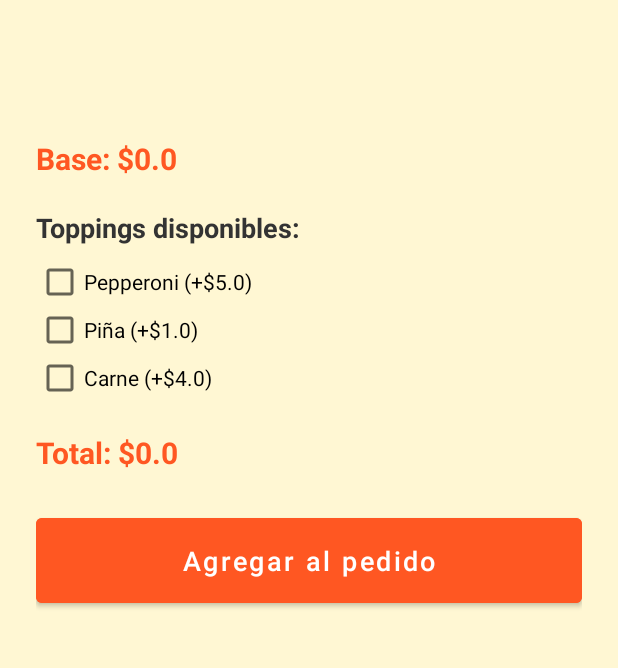
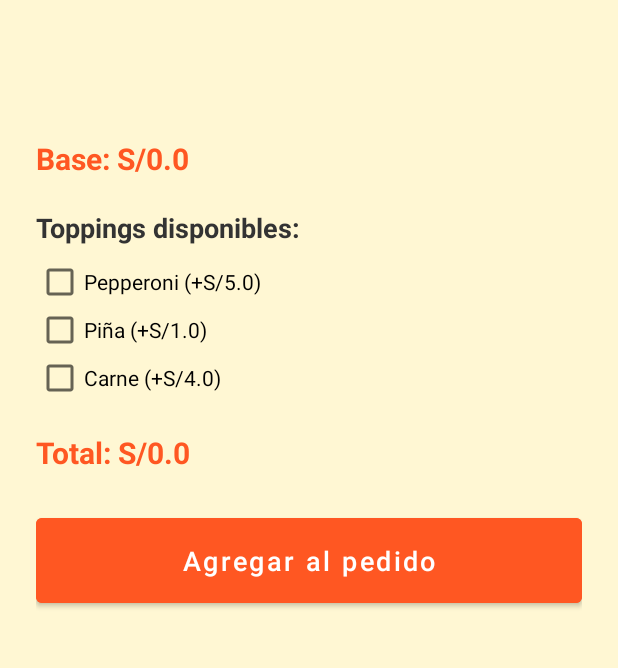
Before and after one commit to PaoloDiazG/Mamma_Pasta, an Android app: the DetallePizzaActivity screen opened directly, with no data from a screen before it, on a phone screen of 412 x 824 dp, the part 451-1119 px from its top. Run offline under Robolectric (Android 15) with nearby library versions, the phone set to English and light mode, and no system bars; 1 statement that could not run was skipped.

Commit message:
Septima version estable - Cambio a soles y verificacion al cerrar sesion

```diff
--- a/app/src/main/java/com/mammapasta/builder/ConstruirPizzaActivity.java
+++ b/app/src/main/java/com/mammapasta/builder/ConstruirPizzaActivity.java
@@ -63,7 +63,7 @@ public class ConstruirPizzaActivity extends AppCompatActivity {
 
         for (Topping topping : toppingsList) {
             CheckBox checkBox = new CheckBox(this);
-            checkBox.setText(topping.getNombre() + " (+$" + topping.getPrecioExtra() + ")");
+            checkBox.setText(topping.getNombre() + " (+S/" + topping.getPrecioExtra() + ")");
             layoutToppings.addView(checkBox);
             toppingCheckboxes.put(checkBox, topping);
 
@@ -87,7 +87,7 @@ public class ConstruirPizzaActivity extends AppCompatActivity {
         }
 
         precioTotal = total;
-        txtPrecioTotal.setText("Total: $" + String.format("%.2f", precioTotal));
+        txtPrecioTotal.setText("Total: S/" + String.format("%.2f", precioTotal));
     }
 
     private void confirmarPizza() {
--- a/app/src/main/java/com/mammapasta/db/DBHelper.java
+++ b/app/src/main/java/com/mammapasta/db/DBHelper.java
@@ -182,7 +182,7 @@ public class DBHelper extends SQLiteOpenHelper {
 
                 pedidos.add(nombre + "\n" +
                         detalles + "\n" +
-                        "Precio: $" + String.format("%.2f", precio));
+                        "Precio: S/" + String.format("%.2f", precio));
             } while (cursor.moveToNext());
         }
         cursor.close();
--- a/app/src/main/java/com/mammapasta/detail/DetallePizzaActivity.java
+++ b/app/src/main/java/com/mammapasta/detail/DetallePizzaActivity.java
@@ -54,7 +54,7 @@ public class DetallePizzaActivity extends AppCompatActivity {
 
         txtNombrePizza.setText(nombre);
         txtDescripcionPizza.setText(descripcion);
-        txtPrecioBase.setText("Base: $" + precioBase);
+        txtPrecioBase.setText("Base: S/" + precioBase);
 
         int resId = getResources().getIdentifier(imagenResource, "drawable", getPackageName());
         if (resId != 0) {
@@ -65,7 +65,7 @@ public class DetallePizzaActivity extends AppCompatActivity {
 
         for (Topping topping : toppingsList) {
             CheckBox checkBox = new CheckBox(this);
-            checkBox.setText(topping.getNombre() + " (+$" + topping.getPrecioExtra() + ")");
+            checkBox.setText(topping.getNombre() + " (+S/" + topping.getPrecioExtra() + ")");
             layoutToppings.addView(checkBox);
             toppingCheckboxes.put(checkBox, topping);
 
@@ -73,7 +73,7 @@ public class DetallePizzaActivity extends AppCompatActivity {
         }
 
         precioTotal = precioBase;
-        txtPrecioTotal.setText("Total: $" + precioTotal);
+        txtPrecioTotal.setText("Total: S/" + precioTotal);
 
         btnAgregarPedido.setOnClickListener(v -> agregarPedido());
     }
@@ -86,7 +86,7 @@ public class DetallePizzaActivity extends AppCompatActivity {
             }
         }
         precioTotal = precioBase + extra;
-        txtPrecioTotal.setText("Total: $" + precioTotal);
+        txtPrecioTotal.setText("Total: S/" + precioTotal);
     }
 
     private void agregarPedido() {
--- a/app/src/main/java/com/mammapasta/home/PizzaAdapter.java
+++ b/app/src/main/java/com/mammapasta/home/PizzaAdapter.java
@@ -36,7 +36,7 @@ public class PizzaAdapter extends RecyclerView.Adapter<PizzaAdapter.PizzaViewHol
 
         holder.txtName.setText(pizza.getNombre());
         holder.txtDesc.setText(pizza.getDescripcion());
-        holder.txtPrice.setText("$" + String.format("%.2f", pizza.getPrecioBase()));
+        holder.txtPrice.setText("S/" + String.format("%.2f", pizza.getPrecioBase()));
 
         // Obtener el resourceId de la imagen a partir del nombre almacenado
         int imageResId = context.getResources().getIdentifier(
--- a/app/src/main/java/com/mammapasta/order/ConfirmacionActivity.java
+++ b/app/src/main/java/com/mammapasta/order/ConfirmacionActivity.java
@@ -46,7 +46,7 @@ public class ConfirmacionActivity extends AppCompatActivity {
                                 "Toppings: " + (toppings.isEmpty() ? "Ninguno" : toppings);
 
                 txtDetalles.setText(detalles);
-                txtPrecioFinal.setText("Total: $" + String.format("%.2f", precioTotal));
+                txtPrecioFinal.setText("Total: S/" + String.format("%.2f", precioTotal));
 
             } else {
                 // Para pizza predeterminada
@@ -97,7 +97,7 @@ public class ConfirmacionActivity extends AppCompatActivity {
     }
 
     private double obtenerPrecio() {
-        String precioStr = txtPrecioFinal.getText().toString().replace("Total: $", "");
+        String precioStr = txtPrecioFinal.getText().toString().replace("Total: S/", "");
         return Double.parseDouble(precioStr);
     }
 
--- a/app/src/main/res/layout/activity_confirmacion.xml
+++ b/app/src/main/res/layout/activity_confirmacion.xml
@@ -43,7 +43,7 @@
             android:id="@+id/txtPrecioFinal"
             android:layout_width="wrap_content"
             android:layout_height="wrap_content"
-            android:text="Total: $0.00"
+            android:text="Total: S/0.00"
             android:textSize="20sp"
             android:textStyle="bold"
             android:textColor="#FF5722"
--- a/app/src/main/res/layout/activity_construir_pizza.xml
+++ b/app/src/main/res/layout/activity_construir_pizza.xml
@@ -43,7 +43,7 @@
             android:id="@+id/chkQueso"
             android:layout_width="wrap_content"
             android:layout_height="wrap_content"
-            android:text="🧀 Agregar queso (+$2)"
+            android:text="🧀 Agregar queso (+S/2)"
             android:textSize="16sp"
             android:textColor="#333333"
             android:layout_marginBottom="24dp"/>
@@ -86,7 +86,7 @@
             android:id="@+id/txtPrecioTotal"
             android:layout_width="wrap_content"
             android:layout_height="wrap_content"
-            android:text="Total: $0.00"
+            android:text="Total: S/0.00"
             android:textSize="20sp"
             android:textStyle="bold"
             android:textColor="#FF5722"
--- a/app/src/main/res/layout/item_pizza.xml
+++ b/app/src/main/res/layout/item_pizza.xml
@@ -46,7 +46,7 @@
             android:id="@+id/txtPizzaPrice"
             android:layout_width="wrap_content"
             android:layout_height="wrap_content"
-            android:text="$10.00"
+            android:text="S/10.00"
             android:textColor="#E53935"
             android:textStyle="bold"
             android:textSize="16sp"
```
Also changed, not shown: app/src/main/java/com/mammapasta/home/HomeActivity.java (+22 -12 lines).
